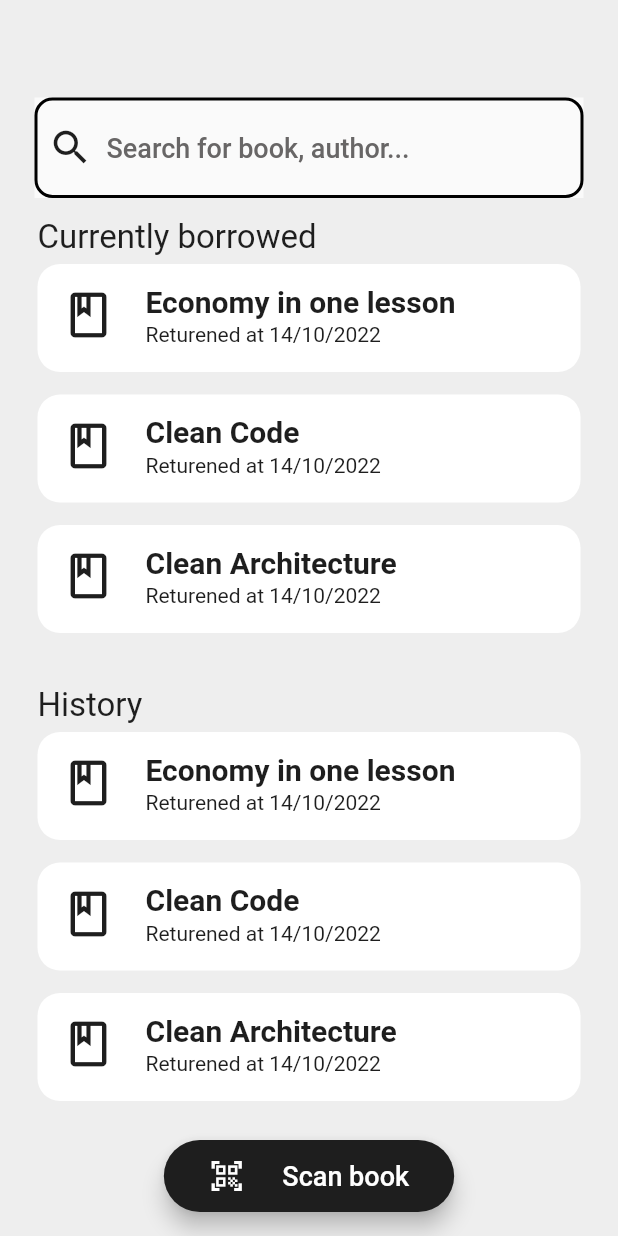
After one commit to Postuj/UELib, a Flutter app: the screen it shows after launch, scrolled down 387 dp, after a tap on "Scan book", on a phone screen of 412 x 824 dp. The commit adds this screen. Run offline on Flutter 3.47's test engine with Material 2 defaults, Android fonts, the phone set to English and light mode, and no system bars; our stand-ins replace flutter_svg_provider, google_fonts.

Commit message:
feature: implemented home screen design

```diff
--- a/apps/mobile/lib/main.dart
+++ b/apps/mobile/lib/main.dart
@@ -1,21 +1,30 @@
 import 'package:flutter/material.dart';
+import 'package:flutter/services.dart';
 import 'package:google_fonts/google_fonts.dart';
+import 'package:mobile/views/screens/home/home-screen.dart';
 import 'package:mobile/views/screens/login/login-screen.dart';
 
 void main() {
+  WidgetsFlutterBinding.ensureInitialized();
+  SystemChrome.setSystemUIOverlayStyle(
+    const SystemUiOverlayStyle(
+      statusBarColor: Color(0xffEEEEEE),
+      statusBarIconBrightness: Brightness.dark,
+      systemNavigationBarIconBrightness: Brightness.dark,
+    ),
+  );
   runApp(const UELibApp());
 }
 
 class UELibApp extends StatelessWidget {
   const UELibApp({super.key});
 
-  // This widget is the root of your application.
   @override
   Widget build(BuildContext context) {
     return MaterialApp(
       title: 'Flutter Demo',
       theme: ThemeData(
-        fontFamily: 'Poppins',
+        fontFamily: 'Roboto',
         primaryColor: const Color(0xff1E1E1E),
         backgroundColor: const Color(0xffEEEEEE),
         colorScheme: ColorScheme.fromSwatch().copyWith(
@@ -24,22 +33,39 @@ class UELibApp extends StatelessWidget {
           tertiary: const Color(0xffE0AB20),
           background: const Color(0xffEEEEEE),
         ),
+        scaffoldBackgroundColor: const Color(0xffEEEEEE),
         textTheme: TextTheme(
-          headline4: GoogleFonts.poppins(
-            fontSize: 26.0,
+          headline6: GoogleFonts.roboto(
+            color: const Color(0xff1E1E1E),
+            fontSize: 20.0,
             fontWeight: FontWeight.w600,
           ),
-          bodyText1: GoogleFonts.poppins(
+          headline5: GoogleFonts.roboto(
+            color: const Color(0xff1E1E1E),
+            fontSize: 22.0,
+            fontWeight: FontWeight.w400,
+          ),
+          headline4: GoogleFonts.poppins(
+            color: const Color(0xff1E1E1E),
+            fontSize: 26.0,
+            fontWeight: FontWeight.w500,
+          ),
+          headline3: GoogleFonts.poppins(
+            color: const Color(0xff1E1E1E),
+            fontSize: 28.0,
+            fontWeight: FontWeight.w500,
+          ),
+          bodyText1: GoogleFonts.roboto(
             color: const Color(0xff1E1E1E),
             fontWeight: FontWeight.w500,
             fontSize: 14.0,
           ),
-          bodyText2: GoogleFonts.poppins(
+          bodyText2: GoogleFonts.roboto(
             color: const Color(0xff1E1E1E),
             fontWeight: FontWeight.w500,
             fontSize: 18.0,
           ),
-          button: GoogleFonts.poppins(
+          button: GoogleFonts.roboto(
             color: Colors.white,
             fontWeight: FontWeight.w500,
             fontSize: 18.0,
@@ -47,18 +73,28 @@ class UELibApp extends StatelessWidget {
         ),
         elevatedButtonTheme: ElevatedButtonThemeData(
           style: ElevatedButton.styleFrom(
-              shape: const RoundedRectangleBorder(
-                borderRadius: BorderRadius.all(
-                  Radius.circular(25.0),
-                ),
+            shape: const RoundedRectangleBorder(
+              borderRadius: BorderRadius.all(
+                Radius.circular(25.0),
               ),
-              minimumSize: const Size(260.0, 55.0)),
+            ),
+            minimumSize: const Size(260.0, 55.0),
+          ),
+        ),
+        iconTheme: const IconThemeData(
+          color: Color(0xff1E1E1E),
         ),
         inputDecorationTheme: InputDecorationTheme(
           suffixIconColor: const Color(0xff1E1E1E),
+          prefixIconColor: const Color(0xff1E1E1E),
           focusColor: const Color(0xff1E1E1E),
-          labelStyle: GoogleFonts.poppins(
+          labelStyle: GoogleFonts.roboto(
             color: const Color(0xff1E1E1E),
+            fontWeight: FontWeight.w500,
+            fontSize: 18.0,
+          ),
+          hintStyle: GoogleFonts.roboto(
+            color: const Color(0xff686666),
             fontWeight: FontWeight.w500,
             fontSize: 18.0,
           ),
@@ -89,8 +125,27 @@ class UELibApp extends StatelessWidget {
             ),
           ),
         ),
+        listTileTheme: ListTileThemeData(
+          textColor: const Color(0xff1E1E1E),
+          iconColor: const Color(0xff1E1E1E),
+          tileColor: Colors.white,
+          shape: RoundedRectangleBorder(
+            borderRadius: BorderRadius.circular(15.0),
+          ),
+        ),
+        floatingActionButtonTheme: FloatingActionButtonThemeData(
+          backgroundColor: const Color(0xff1E1E1E),
+          foregroundColor: Colors.white,
+          extendedIconLabelSpacing: 25.0,
+          extendedPadding: const EdgeInsets.symmetric(horizontal: 30.0),
+          extendedTextStyle: GoogleFonts.roboto(
+            color: Colors.white,
+            fontWeight: FontWeight.w500,
+            fontSize: 18.0,
+          ),
+        ),
       ),
-      home: const LoginScreen(),
+      home: const HomeScreen(),
     );
   }
 }
--- /dev/null
+++ b/apps/mobile/lib/views/screens/home/home-screen.dart
@@ -0,0 +1,62 @@
+import 'package:flutter/material.dart';
+import 'package:mobile/views/screens/home/widgets/home-books-search-bar.dart';
+import 'package:mobile/views/screens/home/widgets/named-books-section.dart';
+import 'package:mobile/views/screens/home/widgets/recomendations.dart';
+import 'package:mobile/views/screens/home/widgets/top-bar.dart';
+
+import '../../styles/page_transitions.dart';
+import '../search/search-screen.dart';
+
+class HomeScreen extends StatefulWidget {
+  const HomeScreen({Key? key}) : super(key: key);
+
+  @override
+  State<HomeScreen> createState() => _HomeScreenState();
+}
+
+class _HomeScreenState extends State<HomeScreen> {
+  FloatingActionButton _buildScanBookButton() => FloatingActionButton.extended(
+        onPressed: () => {},
+        icon: const Icon(
+          Icons.qr_code_scanner_outlined,
+          color: Colors.white,
+        ),
+        label: const Text('Scan book'),
+      );
+
+  @override
+  Widget build(BuildContext context) {
+    return Scaffold(
+      floatingActionButtonLocation: FloatingActionButtonLocation.centerFloat,
+      floatingActionButton: _buildScanBookButton(),
+      body: Padding(
+        padding: const EdgeInsets.only(
+            left: 20.0, right: 20.0, top: 60.0, bottom: 80.0),
+        child: CustomScrollView(
+          physics: const BouncingScrollPhysics(),
+          slivers: [
+            const SliverToBoxAdapter(
+              child: TopBar(),
+            ),
+            const SliverPersistentHeader(
+              delegate: HomeBooksSearchBarDelegate(),
+              pinned: true,
+            ),
+            const SliverToBoxAdapter(
+              child: Recomendations(),
+            ),
+            SliverToBoxAdapter(
+              child: NamedBooksSection(title: 'Currently borrowed'),
+            ),
+            const SliverToBoxAdapter(
+              child: SizedBox(height: 25.0),
+            ),
+            SliverToBoxAdapter(
+              child: NamedBooksSection(title: 'History'),
+            ),
+          ],
+        ),
+      ),
+    );
+  }
+}
--- /dev/null
+++ b/apps/mobile/lib/views/screens/home/widgets/book-list-tile.dart
@@ -0,0 +1,33 @@
+import 'package:flutter/material.dart';
+import 'package:google_fonts/google_fonts.dart';
+
+class BookListTile extends StatelessWidget {
+  const BookListTile({Key? key, required this.title}) : super(key: key);
+
+  final String title;
+
+  @override
+  Widget build(BuildContext context) {
+    return Padding(
+      padding: const EdgeInsets.only(top: 5.0, bottom: 10.0),
+      child: ListTile(
+        title: Text(
+          title,
+          style: Theme.of(context).textTheme.headline6,
+        ),
+        subtitle: Text(
+          'Returened at 14/10/2022',
+          style: GoogleFonts.roboto(
+            color: const Color(0xff1E1E1E),
+            fontWeight: FontWeight.w400,
+            fontSize: 14.0,
+          ),
+        ),
+        leading: const Icon(
+          Icons.book_outlined,
+          size: 36.0,
+        ),
+      ),
+    );
+  }
+}
--- /dev/null
+++ b/apps/mobile/lib/views/screens/home/widgets/home-books-search-bar.dart
@@ -0,0 +1,54 @@
+import 'dart:ui';
+
+import 'package:flutter/material.dart';
+
+import '../../../styles/page_transitions.dart';
+import '../../search/search-screen.dart';
+
+class HomeBooksSearchBarDelegate extends SliverPersistentHeaderDelegate {
+  final double height;
+  const HomeBooksSearchBarDelegate([this.height = 87.0]);
+
+  @override
+  Widget build(
+      BuildContext context, double shrinkOffset, bool overlapsContent) {
+    return Container(
+      color: Theme.of(context).backgroundColor,
+      padding:
+          const EdgeInsets.only(left: 3.0, right: 3.0, top: 5.0, bottom: 15.0),
+      child: Hero(
+        tag: "booksSearchInputTag",
+        child: Material(
+          child: TextField(
+            readOnly: true,
+            onTap: (() => Navigator.of(context).push(
+                  PageRouteBuilder(
+                    pageBuilder: (context, animation, secondaryAnimation) =>
+                        const SearchScreen(),
+                    transitionsBuilder:
+                        CustomPageTransitionsBuilder.fadePageTransition,
+                  ),
+                )),
+            style: Theme.of(context).textTheme.bodyText2,
+            decoration: const InputDecoration(
+              hintText: 'Search for book, author...',
+              prefixIcon: Icon(
+                Icons.search,
+                size: 30.0,
+              ),
+            ),
+          ),
+        ),
+      ),
+    );
+  }
+
+  @override
+  double get maxExtent => height;
+
+  @override
+  double get minExtent => height;
+
+  @override
+  bool shouldRebuild(SliverPersistentHeaderDelegate oldDelegate) => false;
+}
--- /dev/null
+++ b/apps/mobile/lib/views/screens/home/widgets/named-books-section.dart
@@ -0,0 +1,32 @@
+import 'package:flutter/material.dart';
+import 'package:mobile/views/screens/home/widgets/book-list-tile.dart';
+
+class NamedBooksSection extends StatelessWidget {
+  NamedBooksSection({Key? key, required this.title}) : super(key: key);
+
+  final String title;
+  final books = [
+    'Economy in one lesson',
+    'Clean Code',
+    'Clean Architecture',
+  ];
+
+  @override
+  Widget build(BuildContext context) {
+    return Padding(
+      padding: const EdgeInsets.symmetric(horizontal: 5.0),
+      child: Column(
+        children: [
+          SizedBox(
+            width: double.infinity,
+            child: Text(
+              title,
+              style: Theme.of(context).textTheme.headline5,
+            ),
+          ),
+          ...books.map((book) => BookListTile(title: book))
+        ],
+      ),
+    );
+  }
+}
--- /dev/null
+++ b/apps/mobile/lib/views/screens/home/widgets/recomendations.dart
@@ -0,0 +1,65 @@
+import 'package:flutter/material.dart';
+import 'package:flutter_svg_provider/flutter_svg_provider.dart';
+import 'package:google_fonts/google_fonts.dart';
+
+class Recomendations extends StatelessWidget {
+  const Recomendations({Key? key}) : super(key: key);
+
+  @override
+  Widget build(BuildContext context) {
+    return Padding(
+      padding: const EdgeInsets.symmetric(vertical: 40.0),
+      child: Card(
+        clipBehavior: Clip.hardEdge,
+        color: Colors.transparent,
+        shape: RoundedRectangleBorder(
+          borderRadius: BorderRadius.circular(15.0),
+        ),
+        child: Container(
+          decoration: const BoxDecoration(
+            image: DecorationImage(
+              image: AssetImage('assets/backgrounds/recomendations.png'),
+              fit: BoxFit.cover,
+            ),
+          ),
+          padding: const EdgeInsets.symmetric(horizontal: 20.0, vertical: 20.0),
+          width: double.infinity,
+          child: Row(
+            mainAxisAlignment: MainAxisAlignment.spaceBetween,
+            children: [
+              SizedBox(
+                width: 250.0,
+                child: Column(
+                  mainAxisAlignment: MainAxisAlignment.center,
+                  crossAxisAlignment: CrossAxisAlignment.start,
+                  children: [
+                    Text(
+                      'Recomendations',
+                      style: Theme.of(context).textTheme.headline3?.copyWith(
+                            color: Colors.white,
+                          ),
+                    ),
+                    const SizedBox(height: 10.0),
+                    Text(
+                      'Check out what we have prepared for You!',
+                      style: GoogleFonts.poppins(
+                        color: Colors.white,
+                        fontWeight: FontWeight.w400,
+                        fontSize: 18.0,
+                      ),
+                    ),
+                  ],
+                ),
+              ),
+              const Center(
+                child: Image(
+                  image: Svg('assets/items/book.svg', size: Size(130.0, 130.0)),
+                ),
+              )
+            ],
+          ),
+        ),
+      ),
+    );
+  }
+}
--- /dev/null
+++ b/apps/mobile/lib/views/screens/home/widgets/top-bar.dart
@@ -0,0 +1,25 @@
+import 'package:flutter/material.dart';
+
+class TopBar extends StatelessWidget {
+  const TopBar({Key? key}) : super(key: key);
+
+  @override
+  Widget build(BuildContext context) {
+    return Padding(
+      padding: const EdgeInsets.only(bottom: 20.0, left: 5.0, right: 5.0),
+      child: Row(
+        mainAxisAlignment: MainAxisAlignment.spaceBetween,
+        children: [
+          Text(
+            'Hello, Maciej',
+            style: Theme.of(context).textTheme.headline3,
+          ),
+          const Icon(
+            Icons.account_circle_outlined,
+            size: 35.0,
+          )
+        ],
+      ),
+    );
+  }
+}
--- a/apps/mobile/lib/views/screens/login/login-screen.dart
+++ b/apps/mobile/lib/views/screens/login/login-screen.dart
@@ -1,6 +1,6 @@
 import 'package:flutter/material.dart';
 import 'package:mobile/views/common/uelogo.dart';
-import 'package:mobile/views/screens/widgets/login-form.dart';
+import 'package:mobile/views/screens/login/widgets/login-form.dart';
 
 class LoginScreen extends StatefulWidget {
   const LoginScreen({Key? key}) : super(key: key);
@@ -25,7 +25,6 @@ class _LoginScreenState extends State<LoginScreen> {
   @override
   Widget build(BuildContext context) {
     return Scaffold(
-      backgroundColor: Theme.of(context).backgroundColor,
       body: Center(
         child: Column(
           mainAxisAlignment: MainAxisAlignment.center,
--- a/apps/mobile/lib/views/screens/widgets/login-form.dart
+++ b/apps/mobile/lib/views/screens/login/widgets/login-form.dart
@@ -1,6 +1,6 @@
 import 'package:flutter/material.dart';
 
-import '../../common/or-separator.dart';
+import '../../../common/or-separator.dart';
 
 class LoginForm extends StatefulWidget {
   const LoginForm({
--- a/apps/mobile/pubspec.yaml
+++ b/apps/mobile/pubspec.yaml
@@ -34,7 +34,7 @@ dependencies:
 
 
   google_fonts: ^3.0.1
-
+  flutter_svg_provider: ^1.0.3
   # The following adds the Cupertino Icons font to your application.
   # Use with the CupertinoIcons class for iOS style icons.
   cupertino_icons: ^1.0.2
@@ -64,6 +64,8 @@ flutter:
   # To add assets to your application, add an assets section, like this:
   assets:
     - assets/images/uelogo.png
+    - assets/backgrounds/recomendations.png
+    - assets/items/book.svg
 
   # An image asset can refer to one or more resolution-specific "variants", see
   # https://flutter.dev/assets-and-images/#resolution-aware
```
Also changed, not shown: apps/mobile/lib/views/screens/home/widgets/active-borrowings.dart (added, +23 -0 lines), apps/mobile/lib/views/screens/home/widgets/borrow-history.dart (added, +10 -0 lines), apps/mobile/lib/views/screens/search/search-screen.dart (added, +34 -0 lines), apps/mobile/lib/views/screens/search/widgets/books-search-bar.dart (added, +31 -0 lines), apps/mobile/lib/views/styles/page_transitions.dart (added, +45 -0 lines), apps/mobile/assets/backgrounds/recomendations.png (added), apps/mobile/assets/items/book.svg (added), apps/mobile/pubspec.lock, 1 other file.
